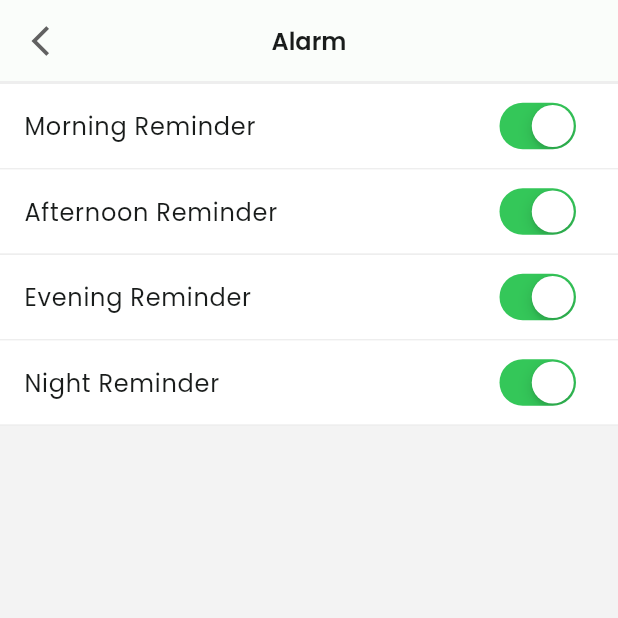
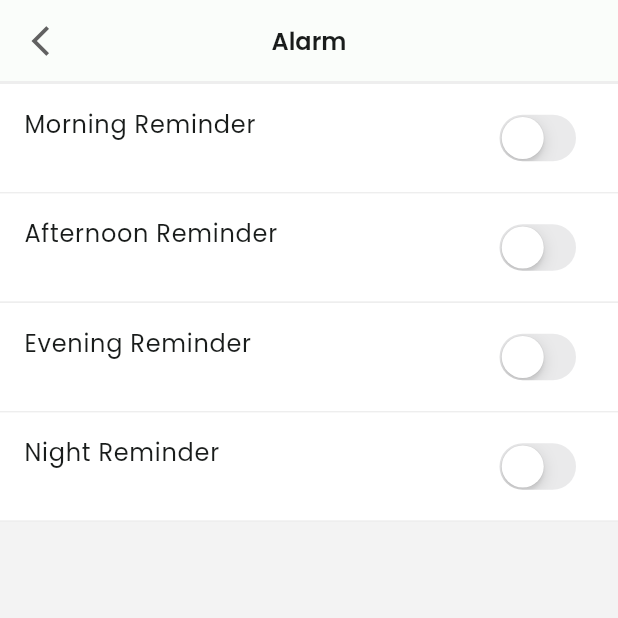
Before and after one commit to kwakdeung/lymphowear_remote_app, a Flutter app: the AlarmPage screen opened directly, on a phone screen of 412 x 824 dp, the top half of it. Run offline on Flutter 3.47's test engine with Material 2 defaults, Android fonts, the phone set to English and light mode, and no system bars; our stand-ins replace flutter_svg.

Commit message:
Add alarmValue(추가 수정필요)

```diff
--- a/lib/pages/setting/alarm/alarm01_1.dart
+++ b/lib/pages/setting/alarm/alarm01_1.dart
@@ -10,10 +10,17 @@ class AlarmPage extends StatefulWidget {
 }
 
 class _AlarmPageState extends State<AlarmPage> {
-  bool _morningValue = true;
-  bool _afternoonValue = true;
-  bool _eveningValue = true;
-  bool _nightValue = true;
+  bool _morningButton = false;
+  String _morningValue = "";
+
+  bool _afternoonButton = false;
+  String _afternoonValue = "";
+
+  bool _eveningButton = false;
+  String _eveningValue = "";
+
+  bool _nightButton = false;
+  String _nightValue = "";
 
   @override
   Widget build(BuildContext context) {
@@ -60,18 +67,30 @@ class _AlarmPageState extends State<AlarmPage> {
                       fontFamily: "Poppins",
                       fontWeight: FontWeight.w400),
                 ),
+                subtitle: Text(
+                  _morningValue,
+                  style: const TextStyle(
+                      color: Color(0xff0BB15D),
+                      fontSize: 12,
+                      fontFamily: "Poppins",
+                      fontWeight: FontWeight.w400),
+                ),
                 trailing: CupertinoSwitch(
-                  value: _morningValue,
+                  value: _morningButton,
                   onChanged: (bool value) {
                     setState(() {
-                      _morningValue = value;
+                      _morningButton = !_morningButton;
+                      if (_morningButton != false) {
+                        debugPrint('true 작동');
+                        _morningValue = "Scheduled for 08:00AM";
+                      } else {
+                        debugPrint('false 작동');
+                        _morningValue = "";
+                      }
                     });
                   },
                 ),
                 onTap: () {
-                  setState(() {
-                    _morningValue = !_morningValue;
-                  });
                   Navigator.push(context,
                       MaterialPageRoute(builder: ((context) => Morning())));
                 },
@@ -92,18 +111,31 @@ class _AlarmPageState extends State<AlarmPage> {
                       fontFamily: "Poppins",
                       fontWeight: FontWeight.w400),
                 ),
+                subtitle: Text(
+                  _afternoonValue,
+                  style: const TextStyle(
+                      color: Color(0xff0BB15D),
+                      fontSize: 12,
+                      fontFamily: "Poppins",
+                      fontWeight: FontWeight.w400),
+                ),
                 trailing: CupertinoSwitch(
-                  value: _afternoonValue,
+                  value: _afternoonButton,
                   onChanged: (bool value) {
                     setState(() {
-                      _afternoonValue = value;
+                      _afternoonButton = !_afternoonButton;
+                      if (_afternoonButton != false) {
+                        debugPrint('true 작동');
+                        _afternoonValue = "Scheduled for 12:00PM";
+                      } else {
+                        debugPrint('false 작동');
+                        _afternoonValue = "";
+                      }
                     });
                   },
                 ),
                 onTap: () {
-                  setState(() {
-                    _afternoonValue = !_afternoonValue;
-                  });
+                  setState(() {});
                 },
               ),
             ),
@@ -122,19 +154,30 @@ class _AlarmPageState extends State<AlarmPage> {
                       fontFamily: "Poppins",
                       fontWeight: FontWeight.w400),
                 ),
+                subtitle: Text(
+                  _eveningValue,
+                  style: const TextStyle(
+                      color: Color(0xff0BB15D),
+                      fontSize: 12,
+                      fontFamily: "Poppins",
+                      fontWeight: FontWeight.w400),
+                ),
                 trailing: CupertinoSwitch(
-                  value: _eveningValue,
+                  value: _eveningButton,
                   onChanged: (bool value) {
                     setState(() {
-                      _eveningValue = value;
+                      _eveningButton = !_eveningButton;
+                      if (_eveningButton != false) {
+                        debugPrint('true 작동');
+                        _eveningValue = "Scheduled for 06:00PM";
+                      } else {
+                        debugPrint('false 작동');
+                        _eveningValue = "";
+                      }
                     });
                   },
                 ),
-                onTap: () {
-                  setState(() {
-                    _eveningValue = !_eveningValue;
-                  });
-                },
+                onTap: () {},
               ),
             ),
             const Divider(
@@ -152,18 +195,31 @@ class _AlarmPageState extends State<AlarmPage> {
                       fontFamily: "Poppins",
                       fontWeight: FontWeight.w400),
                 ),
+                subtitle: Text(
+                  _nightValue,
+                  style: const TextStyle(
+                      color: Color(0xff0BB15D),
+                      fontSize: 12,
+                      fontFamily: "Poppins",
+                      fontWeight: FontWeight.w400),
+                ),
                 trailing: CupertinoSwitch(
-                  value: _nightValue,
+                  value: _nightButton,
                   onChanged: (bool value) {
                     setState(() {
-                      _nightValue = value;
+                      _nightButton = !_nightButton;
+                      if (_nightButton != false) {
+                        debugPrint('true 작동');
+                        _nightValue = "Scheduled for 10:00PM";
+                      } else {
+                        debugPrint('false 작동');
+                        _nightValue = "";
+                      }
                     });
                   },
                 ),
                 onTap: () {
-                  setState(() {
-                    _nightValue = !_nightValue;
-                  });
+                  setState(() {});
                 },
               ),
             ),
```
